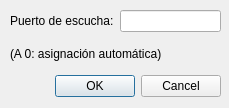
The window that server/src/puerto/puerto.ui (Madh93/Qt5-ClientServer) describes before a commit, drawn with Qt 5.
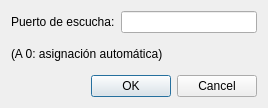
The same window after the commit.

Commit message: configurar direccion y puerto del servidor

What changed in the file:
```diff
--- a/server/src/puerto/puerto.ui
+++ b/server/src/puerto/puerto.ui
@@ -6,7 +6,7 @@
    <rect>
     <x>0</x>
     <y>0</y>
-    <width>229</width>
+    <width>268</width>
     <height>108</height>
    </rect>
   </property>
@@ -16,18 +16,17 @@
     <verstretch>0</verstretch>
    </sizepolicy>
   </property>
+  <property name="maximumSize">
+   <size>
+    <width>268</width>
+    <height>108</height>
+   </size>
+  </property>
   <property name="windowTitle">
    <string>Establecer Puerto</string>
   </property>
-  <widget class="QWidget" name="verticalLayoutWidget">
-   <property name="geometry">
-    <rect>
-     <x>10</x>
-     <y>10</y>
-     <width>211</width>
-     <height>87</height>
-    </rect>
-   </property>
+  <layout class="QHBoxLayout" name="horizontalLayout_2">
+   <item>
    <layout class="QVBoxLayout" name="verticalLayout">
     <item>
      <layout class="QHBoxLayout" name="horizontalLayout">
@@ -68,7 +67,8 @@
      </widget>
     </item>
    </layout>
-  </widget>
+   </item>
+  </layout>
  </widget>
  <resources/>
  <connections>
```
Lines whose indentation alone changed are shown as unchanged. The commit also changes 13 other files.
